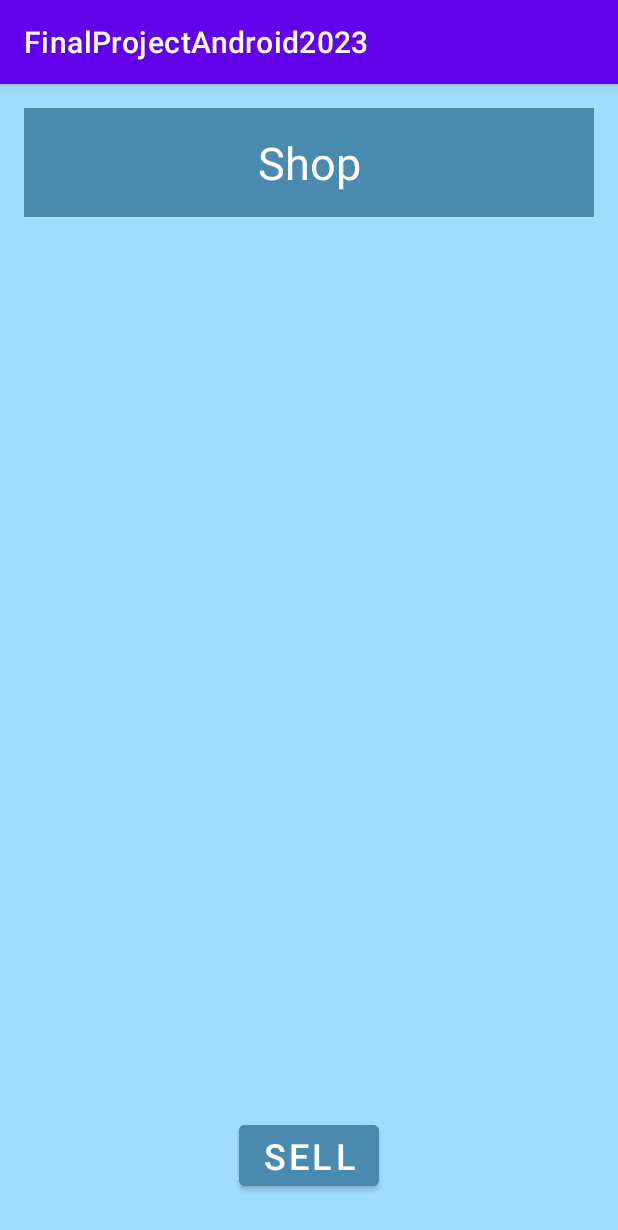
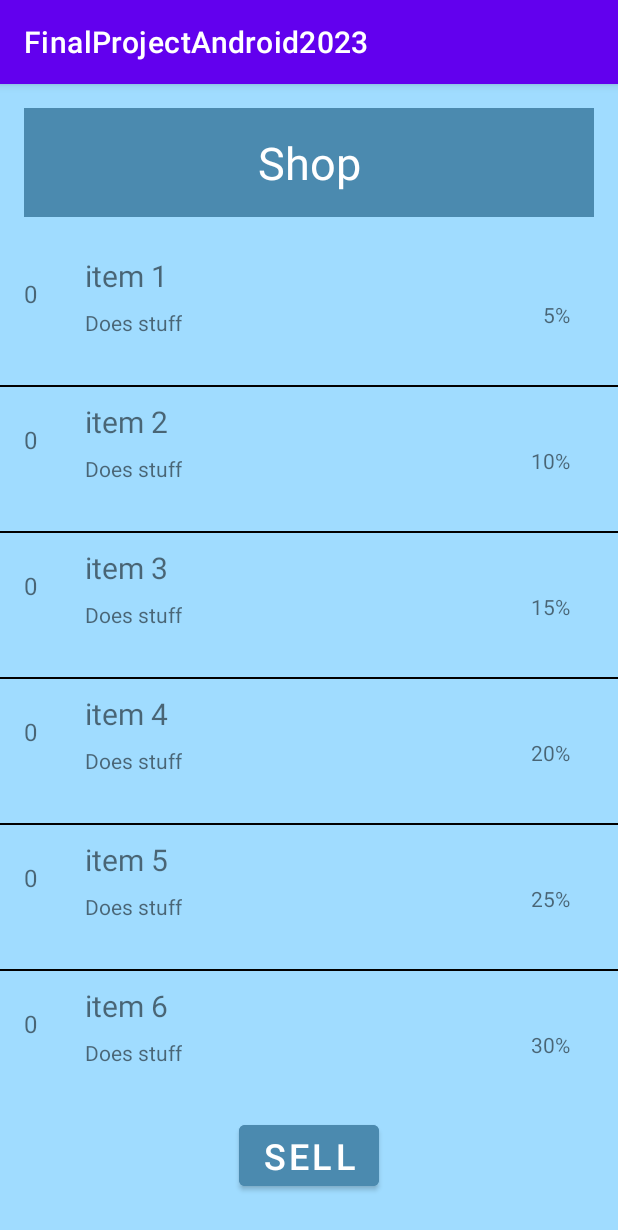
Before and after one commit to KHPatel06/FinalProjectAndroid2023, an Android app: the ShopFragment screen opened through its navigation route, on a phone screen of 412 x 824 dp. Shown: the top 1230 px of the screen. Run offline under Robolectric (Android 15) with nearby library versions, the phone set to English and light mode, and no system bars; our stand-ins replace Firebase (no records; nobody signed in at launch, a user with empty details on screens opened directly).

Commit message:
commit - 05/03/2023

```diff
--- a/app/src/main/java/com/example/finalprojectandroid2023/Item.kt
+++ b/app/src/main/java/com/example/finalprojectandroid2023/Item.kt
@@ -1,4 +1,4 @@
 package com.example.finalprojectandroid2023
 
-class Item(var kushMultiplier: Double, var quantity: Int, var itemName: String) {
+class Item(var kushMultiplier: Double, var quantity: Int, var itemName: String, var desc: String) {
 }
--- /dev/null
+++ b/app/src/main/java/com/example/finalprojectandroid2023/ItemAdapter.kt
@@ -0,0 +1,23 @@
+package com.example.finalprojectandroid2023
+
+import android.view.LayoutInflater
+import android.view.ViewGroup
+import androidx.recyclerview.widget.RecyclerView
+import com.example.finalprojectandroid2023.databinding.ListItemLayoutBinding
+
+class ItemAdapter(val itemList: List<Item>) : RecyclerView.Adapter<ItemViewHolder>() {
+    override fun onCreateViewHolder(parent: ViewGroup, viewType: Int): ItemViewHolder {
+        val binding = ListItemLayoutBinding.inflate(LayoutInflater.from(parent.context), parent, false)
+        return ItemViewHolder(binding)
+    }
+
+    override fun onBindViewHolder(holder: ItemViewHolder, position: Int) {
+        val currentItem = itemList[position]
+        holder.bindItem(currentItem)
+    }
+
+    override fun getItemCount(): Int {
+        return itemList.size
+    }
+
+}
--- a/app/src/main/java/com/example/finalprojectandroid2023/itemViewHolder.kt
+++ b/app/src/main/java/com/example/finalprojectandroid2023/ItemViewHolder.kt
@@ -3,14 +3,20 @@ package com.example.finalprojectandroid2023
 import androidx.recyclerview.widget.RecyclerView
 import com.example.finalprojectandroid2023.databinding.ListItemLayoutBinding
 
-class itemViewHolder(val binding: ListItemLayoutBinding) : RecyclerView.ViewHolder(binding.root) {
+class ItemViewHolder(val binding: ListItemLayoutBinding) : RecyclerView.ViewHolder(binding.root) {
     private lateinit var currentItem: Item
 
-    fun bindItemShop(item: Item){
+    fun bindItem(item: Item){
         currentItem = item
 
         binding.itemName.text = currentItem.itemName
         binding.quantityText.text = currentItem.quantity.toString()
+        binding.multiplicationAmount.text = "${(currentItem.kushMultiplier*100).toInt()}%"
+        binding.description.text = currentItem.desc
+    }
+
+    init {
 
     }
+
 }
--- a/app/src/main/java/com/example/finalprojectandroid2023/ItemViewModel.kt
+++ b/app/src/main/java/com/example/finalprojectandroid2023/ItemViewModel.kt
@@ -7,18 +7,18 @@ import androidx.lifecycle.ViewModel
 class ItemViewModel: ViewModel() {
 
     var items = listOf<Item>(
-        Item(0.05, 0, "item 1"),
-        Item(0.1, 0, "item 2"),
-        Item(0.15, 0, "item 3"),
-        Item(0.2, 0, "item 4"),
-        Item(0.25, 0, "item 5"),
-        Item(0.3, 0, "item 6"),
-        Item(0.35, 0, "item 7"),
-        Item(0.4, 0, "item 8"),
-        Item(0.45, 0, "item 9"),
-        Item(0.5, 0, "item 10"),
-        Item(0.55, 0, "item 11"),
-        Item(0.6, 0, "item 12"),
+        Item(0.05, 0, "item 1", "Does stuff"),
+        Item(0.1, 0, "item 2", "Does stuff"),
+        Item(0.15, 0, "item 3", "Does stuff"),
+        Item(0.2, 0, "item 4", "Does stuff"),
+        Item(0.25, 0, "item 5", "Does stuff"),
+        Item(0.3, 0, "item 6", "Does stuff"),
+        Item(0.35, 0, "item 7", "Does stuff"),
+        Item(0.4, 0, "item 8", "Does stuff"),
+        Item(0.45, 0, "item 9", "Does stuff"),
+        Item(0.5, 0, "item 10", "Does stuff"),
+        Item(0.55, 0, "item 11", "Does stuff"),
+        Item(0.6, 0, "item 12", "Does stuff"),
     )
 
     private val _numOfKush = MutableLiveData(0.0)
--- a/app/src/main/java/com/example/finalprojectandroid2023/SellFragment.kt
+++ b/app/src/main/java/com/example/finalprojectandroid2023/SellFragment.kt
@@ -5,6 +5,7 @@ import androidx.fragment.app.Fragment
 import android.view.LayoutInflater
 import android.view.View
 import android.view.ViewGroup
+import androidx.fragment.app.activityViewModels
 import com.example.finalprojectandroid2023.databinding.FragmentShopBinding
 
 
@@ -12,6 +13,7 @@ class SellFragment : Fragment() {
 
     private var _binding: FragmentShopBinding? = null
     private val binding get() = _binding!!
+    private val viewModel: ItemViewModel by activityViewModels()
 
     override fun onCreateView(
         inflater: LayoutInflater, container: ViewGroup?,
--- a/app/src/main/java/com/example/finalprojectandroid2023/ShopFragment.kt
+++ b/app/src/main/java/com/example/finalprojectandroid2023/ShopFragment.kt
@@ -6,6 +6,7 @@ import androidx.fragment.app.Fragment
 import android.view.LayoutInflater
 import android.view.View
 import android.view.ViewGroup
+import androidx.fragment.app.activityViewModels
 import androidx.navigation.findNavController
 import androidx.navigation.fragment.findNavController
 import com.example.finalprojectandroid2023.databinding.FragmentShopBinding
@@ -15,6 +16,7 @@ class ShopFragment : Fragment() {
 
     private var _binding: FragmentShopBinding? = null
     private val binding get() = _binding!!
+    private val viewModel: ItemViewModel by activityViewModels()
 
     override fun onCreateView(
         inflater: LayoutInflater, container: ViewGroup?,
@@ -23,7 +25,9 @@ class ShopFragment : Fragment() {
         _binding = FragmentShopBinding.inflate(inflater, container, false)
         val rootView = binding.root
 
-            Log.i("ShopFragment", "I hate you")
+        val adapter = ItemAdapter(viewModel.items)
+        binding.recyclerView.adapter = adapter
+
         return rootView
     }
 }
--- a/app/src/main/res/layout/list_item_layout.xml
+++ b/app/src/main/res/layout/list_item_layout.xml
@@ -12,7 +12,7 @@
         android:layout_height="wrap_content"
         android:layout_marginStart="16dp"
         android:layout_marginTop="24dp"
-        android:layout_marginBottom="24dp"
+        android:layout_marginBottom="50dp"
         android:textSize="16sp"
         app:layout_constraintBottom_toTopOf="@+id/line"
         app:layout_constraintStart_toStartOf="parent"
@@ -23,12 +23,13 @@
         android:id="@+id/item_name"
         android:layout_width="wrap_content"
         android:layout_height="wrap_content"
-        android:layout_marginStart="16dp"
+        android:layout_marginStart="32dp"
         android:textSize="20sp"
         app:layout_constraintBottom_toBottomOf="@+id/quantity_text"
         app:layout_constraintEnd_toEndOf="parent"
+        app:layout_constraintHorizontal_bias="0.0"
         app:layout_constraintStart_toEndOf="@+id/quantity_text"
-        app:layout_constraintTop_toTopOf="@+id/quantity_text"
+        app:layout_constraintTop_toTopOf="parent"
         tools:text="TextView" />
 
     <TextView
@@ -42,4 +43,23 @@
         app:layout_constraintEnd_toEndOf="parent"
         app:layout_constraintStart_toStartOf="parent" />
 
+    <TextView
+        android:id="@+id/description"
+        android:layout_width="wrap_content"
+        android:layout_height="wrap_content"
+        android:layout_marginTop="8dp"
+        android:text="TextView"
+        app:layout_constraintStart_toStartOf="@+id/item_name"
+        app:layout_constraintTop_toBottomOf="@+id/item_name" />
+
+    <TextView
+        android:id="@+id/multiplication_amount"
+        android:layout_width="wrap_content"
+        android:layout_height="wrap_content"
+        android:layout_marginEnd="32dp"
+        android:text="TextView"
+        app:layout_constraintBottom_toBottomOf="parent"
+        app:layout_constraintEnd_toEndOf="parent"
+        app:layout_constraintTop_toTopOf="parent" />
+
 </androidx.constraintlayout.widget.ConstraintLayout>
```
